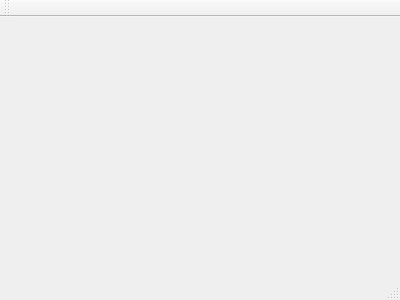
First picture: the form in src/mainwindow.ui, repository maxiimilian/btube, before the edit.
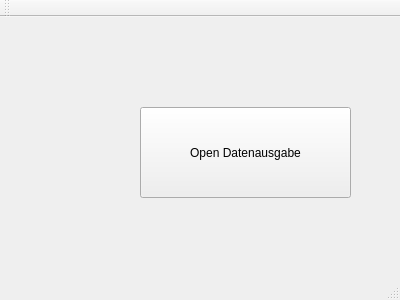
Second picture: the form after the edit.

Patch:
```diff
--- a/src/mainwindow.ui
+++ b/src/mainwindow.ui
@@ -13,7 +13,21 @@
   <property name="windowTitle">
    <string>MainWindow</string>
   </property>
-  <widget class="QWidget" name="centralWidget"/>
+  <widget class="QWidget" name="centralWidget">
+   <widget class="QPushButton" name="pushButton">
+    <property name="geometry">
+     <rect>
+      <x>140</x>
+      <y>90</y>
+      <width>211</width>
+      <height>91</height>
+     </rect>
+    </property>
+    <property name="text">
+     <string>Open Datenausgabe</string>
+    </property>
+   </widget>
+  </widget>
   <widget class="QMenuBar" name="menuBar">
    <property name="geometry">
     <rect>
```
